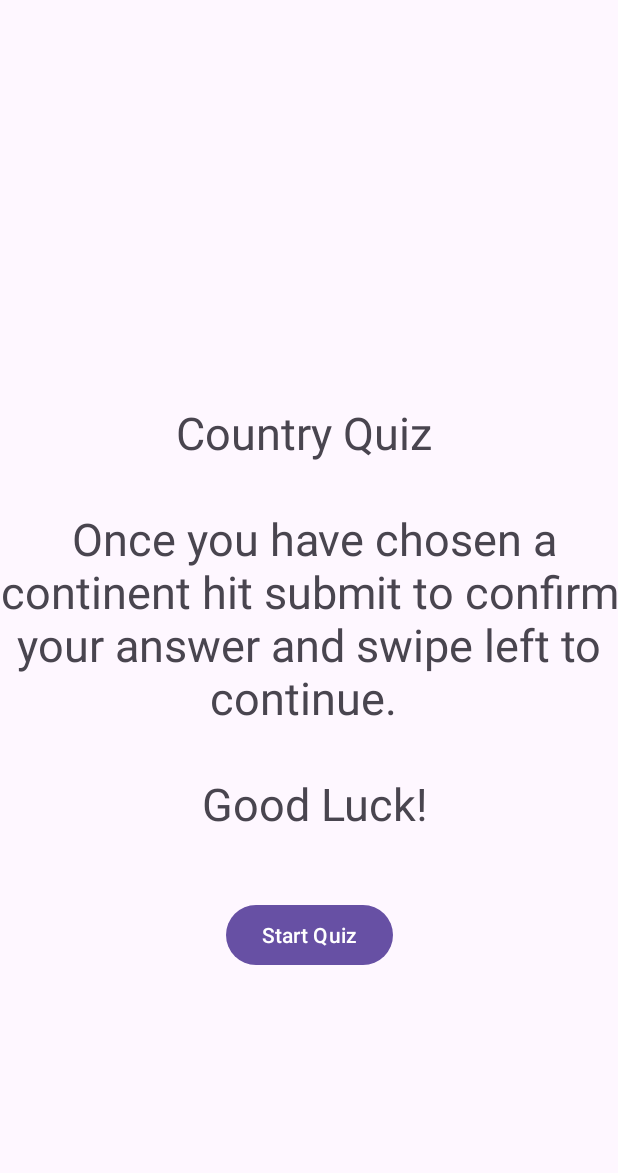
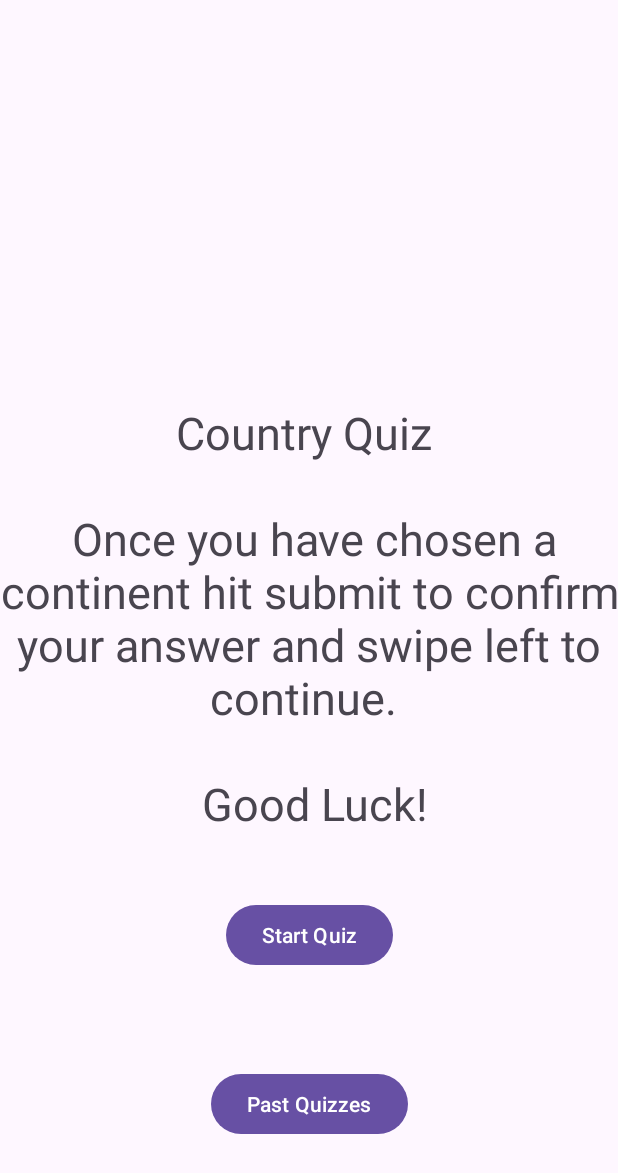
Before and after one commit to George-Tharpe/CountryQuiz, an Android app: the screen it shows after launch (MainActivity), on a phone screen of 412 x 824 dp. Shown: the top 1173 px of the screen. Run offline under Robolectric (Android 15) with nearby library versions, the phone set to English and light mode, and no system bars.

Commit message:
Final finished app

```diff
--- a/app/src/main/java/edu/uga/cs/countryquiz/SplashFragment.java
+++ b/app/src/main/java/edu/uga/cs/countryquiz/SplashFragment.java
@@ -7,10 +7,16 @@ import android.view.View;
 import android.view.ViewGroup;
 import android.widget.Button;
 
+import java.util.List;
+
 public class SplashFragment extends Fragment {
-
+    public static CountryData countryData;
     public SplashFragment() {
         // Required empty public constructor
+    }
+
+    public static List<SavedQuizData> getSavedQuizData() {
+        return countryData.getSavedQuizzes();
     }
 
     @Override
@@ -22,13 +28,29 @@ public class SplashFragment extends Fragment {
         // Find the start button
         Button startButton = view.findViewById(R.id.start_button);
 
+        countryData = new CountryData(getContext());
+        countryData.open();
+
         // Set OnClickListener to start the quiz when the button is clicked
         startButton.setOnClickListener(new View.OnClickListener() {
             @Override
             public void onClick(View v) {
                 // Replace the SplashFragment with the QuizFragment
                 requireActivity().getSupportFragmentManager().beginTransaction()
-                        .replace(R.id.fragment_container, new QuizContainerFragment())
+                        .replace(R.id.fragment_container, new QuizContainerFragment(countryData))
+                        .commit();
+            }
+        });
+
+        Button pastButton = view.findViewById(R.id.past_quizzes_button);
+
+        // Set OnClickListener to start the quiz when the button is clicked
+        pastButton.setOnClickListener(new View.OnClickListener() {
+            @Override
+            public void onClick(View v) {
+                // Replace the SplashFragment with the QuizFragment
+                requireActivity().getSupportFragmentManager().beginTransaction()
+                        .replace(R.id.fragment_container, new PastQuizFragment(countryData))
                         .commit();
             }
         });
--- a/app/src/main/res/layout/fragment_splash.xml
+++ b/app/src/main/res/layout/fragment_splash.xml
@@ -29,4 +29,14 @@
         app:layout_constraintTop_toBottomOf="@+id/textView"
         app:layout_constraintVertical_bias="0.198" />
 
+    <Button
+        android:id="@+id/past_quizzes_button"
+        android:layout_width="wrap_content"
+        android:layout_height="wrap_content"
+        android:text="@string/past_quizzes_button"
+        app:layout_constraintBottom_toBottomOf="parent"
+        app:layout_constraintEnd_toEndOf="parent"
+        app:layout_constraintStart_toStartOf="parent"
+        app:layout_constraintTop_toBottomOf="@+id/start_button" />
+
 </androidx.constraintlayout.widget.ConstraintLayout>
--- a/app/src/main/res/values/strings.xml
+++ b/app/src/main/res/values/strings.xml
@@ -10,4 +10,5 @@
     <string name="past_quizzes">Past Quizzes</string>
     <string name="return_home">Return Home</string>
     <string name="country_quiz">Country Quiz \n\n Once you have chosen a continent hit submit to confirm your answer and swipe left to continue. \n\n Good Luck!</string>
+    <string name="past_quizzes_button">Past Quizzes</string>
 </resources>
```
Also changed, not shown: app/src/main/java/edu/uga/cs/countryquiz/PastQuizFragment.java (added, +62 -0 lines), app/src/main/java/edu/uga/cs/countryquiz/QuizContainerFragment.java (+11 -8 lines), app/src/main/res/layout/fragment_quiz_past.xml (added, +51 -0 lines).
